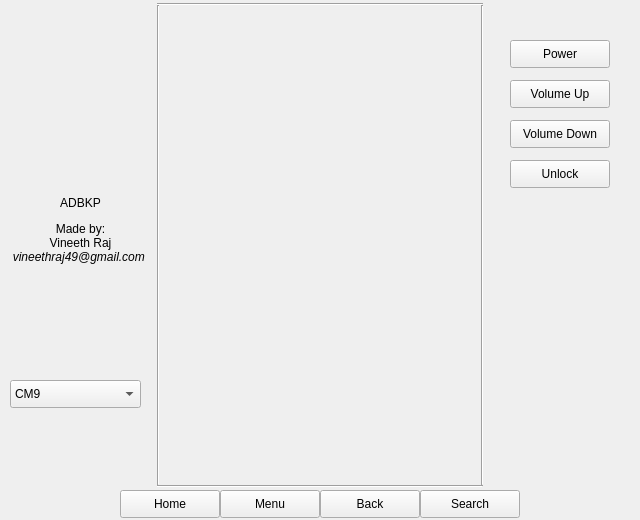
thewisenerd/adbkp-gui, file mainwindow.ui: the form before one commit.
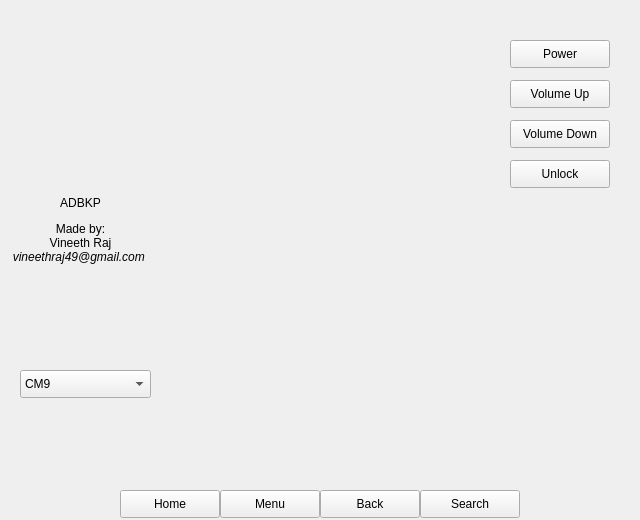
The form after the commit. Icons and pictures are not drawn.

The edit to the form file:
```diff
--- a/mainwindow.ui
+++ b/mainwindow.ui
@@ -55,32 +55,6 @@
      <string>Volume Up</string>
     </property>
    </widget>
-   <widget class="Line" name="right_line">
-    <property name="geometry">
-     <rect>
-      <x>481</x>
-      <y>5</y>
-      <width>3</width>
-      <height>480</height>
-     </rect>
-    </property>
-    <property name="orientation">
-     <enum>Qt::Vertical</enum>
-    </property>
-   </widget>
-   <widget class="Line" name="left_line">
-    <property name="geometry">
-     <rect>
-      <x>157</x>
-      <y>5</y>
-      <width>3</width>
-      <height>480</height>
-     </rect>
-    </property>
-    <property name="orientation">
-     <enum>Qt::Vertical</enum>
-    </property>
-   </widget>
    <widget class="QPushButton" name="vol_dn_btn">
     <property name="geometry">
      <rect>
@@ -146,32 +120,6 @@
      <string>Search</string>
     </property>
    </widget>
-   <widget class="Line" name="bottom_line">
-    <property name="geometry">
-     <rect>
-      <x>157</x>
-      <y>485</y>
-      <width>326</width>
-      <height>3</height>
-     </rect>
-    </property>
-    <property name="orientation">
-     <enum>Qt::Horizontal</enum>
-    </property>
-   </widget>
-   <widget class="Line" name="top_line">
-    <property name="geometry">
-     <rect>
-      <x>157</x>
-      <y>3</y>
-      <width>326</width>
-      <height>3</height>
-     </rect>
-    </property>
-    <property name="orientation">
-     <enum>Qt::Horizontal</enum>
-    </property>
-   </widget>
    <widget class="QPushButton" name="unlock_btn">
     <property name="geometry">
      <rect>
@@ -217,8 +165,8 @@
    <widget class="QComboBox" name="rom_select">
     <property name="geometry">
      <rect>
-      <x>10</x>
-      <y>380</y>
+      <x>20</x>
+      <y>370</y>
       <width>131</width>
       <height>28</height>
      </rect>
```
Left out of the diff: 57 changed lines with no effect on the pictures.
